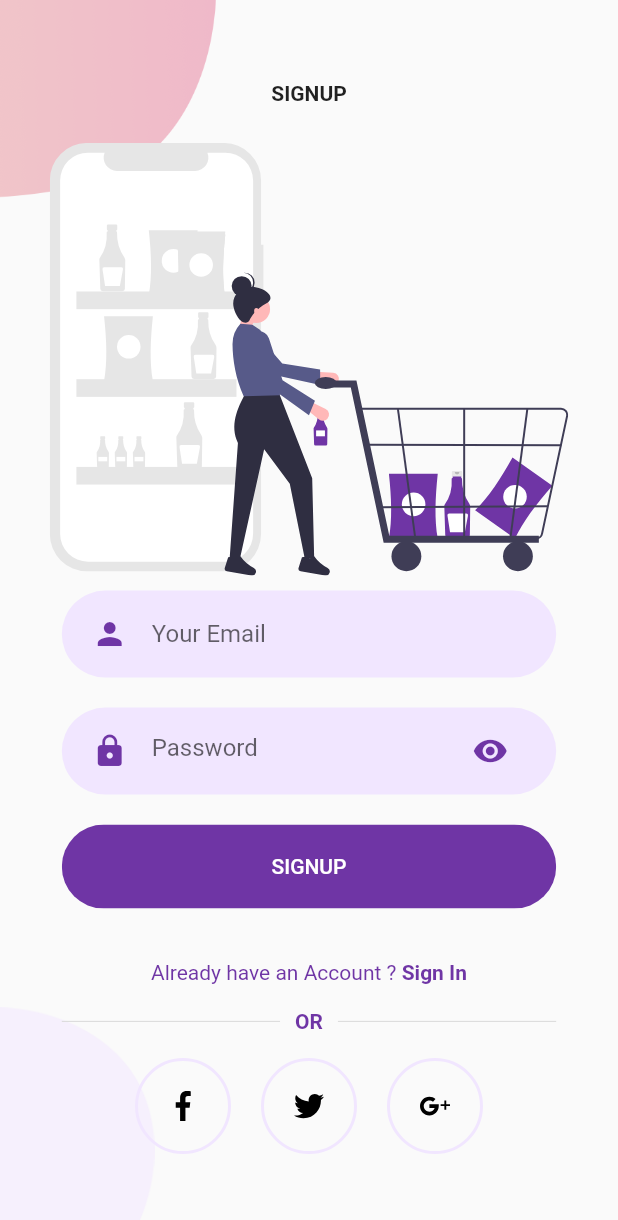
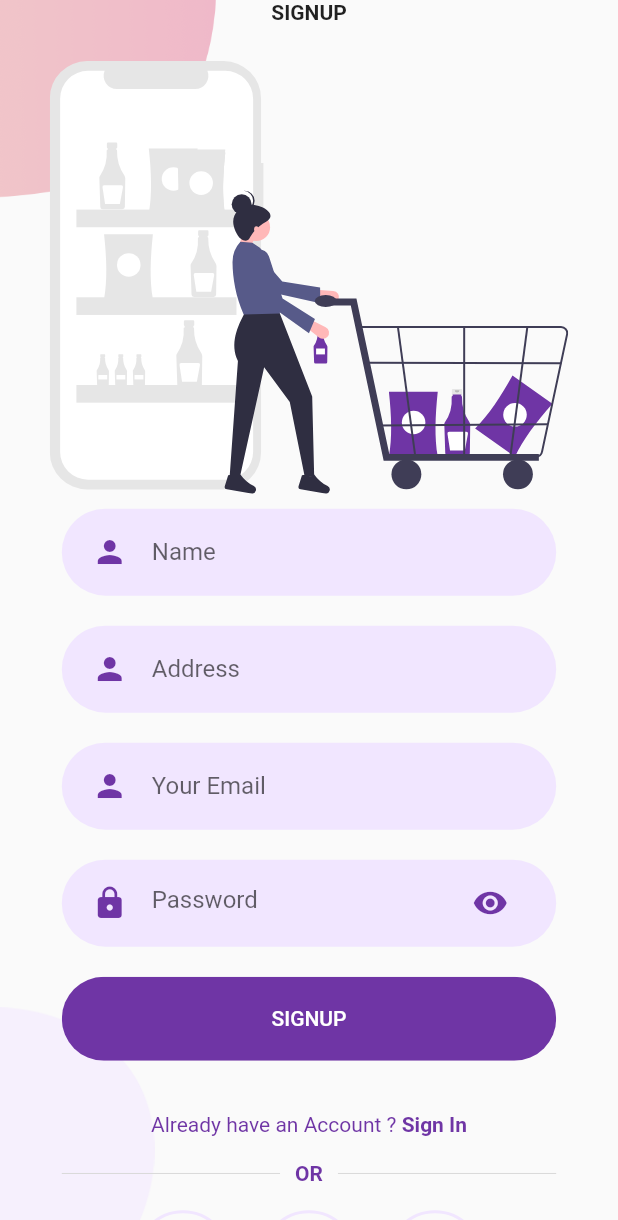
Before and after one commit to fokobot/shooping_for_friends, a Flutter app: the SignUpScreen screen opened directly, after a tap on "SIGNUP", on a phone screen of 412 x 824 dp. Shown: the top 1220 px of the screen. Run offline on Flutter 3.47's test engine with Material 2 defaults, Android fonts, the phone set to English and light mode, and no system bars; our stand-ins replace cloud_firestore, firebase_auth, flutter_spinkit, flutter_svg, get_it; accounts and stored records are empty; network calls fail.

Commit message:
Ultimos ajustes

```diff
--- a/lib/screens/authenticate/Signup/components/body.dart
+++ b/lib/screens/authenticate/Signup/components/body.dart
@@ -23,6 +23,8 @@ class _BodyState extends State<Body> {
   //Text Field State
   String email = '';
   String password = '';
+  String name = '';
+  String address = '';
   String error = '';
   bool loading = false;
   @override
@@ -45,6 +47,18 @@ class _BodyState extends State<Body> {
                     height: size.height * 0.35,
                   ),
                   RoundedInputField(
+                    hintText: "Name",
+                    onChanged: (value) {
+                      setState(() => name = value);
+                    },
+                  ),
+                  RoundedInputField(
+                    hintText: "Address",
+                    onChanged: (value) {
+                      setState(() => address = value);
+                    },
+                  ),
+                  RoundedInputField(
                     hintText: "Your Email",
                     onChanged: (value) {
                       setState(() => email = value);
@@ -60,7 +74,7 @@ class _BodyState extends State<Body> {
                     press: () async {
                       setState(() => loading = true);
                       dynamic result = await _auth.registerWithEmailandPassword(
-                          email, password);
+                          email, password, name, address);
                       if (result == null) {
                         setState(() {
                           error = 'please supply a valid email';
--- a/lib/services/auth.dart
+++ b/lib/services/auth.dart
@@ -43,14 +43,15 @@ class AuthService {
   }
 
   //Register with Email and Password
-  Future registerWithEmailandPassword(String email, String password) async {
+  Future registerWithEmailandPassword(
+      String email, String password, String name, String address) async {
     try {
       AuthResult result = await _auth.createUserWithEmailAndPassword(
           email: email, password: password);
       FirebaseUser user = result.user;
 
       //Create a document for the new user with the uid
-      await DatabaseService(uid: user.uid).updateUserData('Fabian', 'Carrera 5a');
+      await DatabaseService(uid: user.uid).updateUserData(name, address);
       return _userFromFirebaseUser(user);
     } catch (e) {
       print(e.toString());
```
Also changed, not shown: lib/screens/home/lista_productos.dart (+8 -6 lines).
